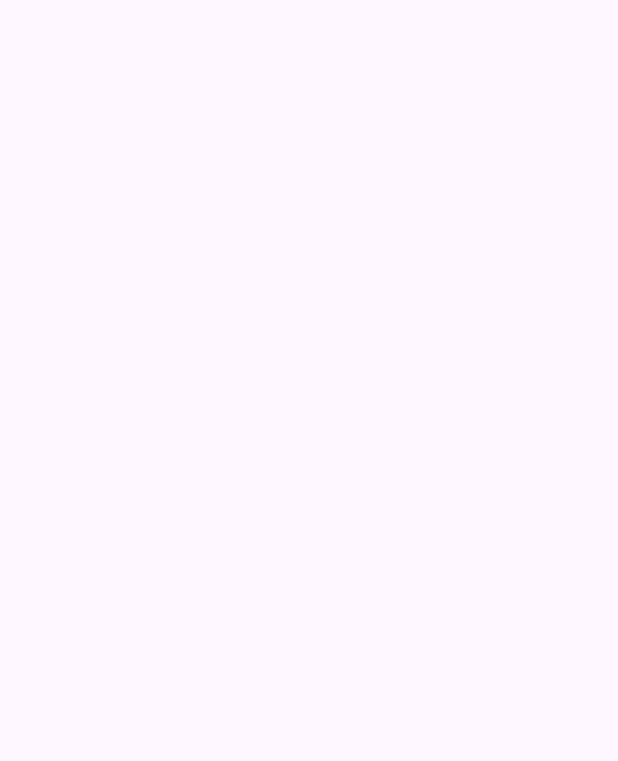
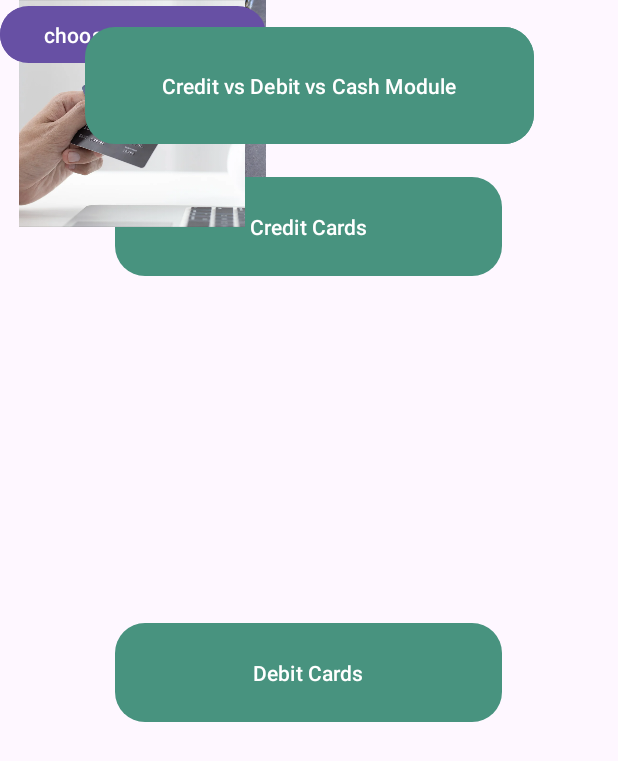
Before and after one commit to Sharkkk111/Ask_MainReal, an Android app: the MainActivityThree screen opened directly, with no data from a screen before it, on a phone screen of 412 x 824 dp. Before the commit the part shown is empty. Shown: the top 761 px of the screen. Run offline under Robolectric (Android 15) with nearby library versions, the phone set to English and light mode, and no system bars.

Commit message:
2nd main

```diff
--- a/app/src/main/res/layout/activity_main2.xml
+++ b/app/src/main/res/layout/activity_main2.xml
@@ -5,6 +5,114 @@
     android:id="@+id/main"
     android:layout_width="match_parent"
     android:layout_height="match_parent"
-    tools:context=".MainActivityThree">
+    tools:context=".MainActivity2"
+    tools:layout_editor_absoluteX="0dp"
+    tools:layout_editor_absoluteY="-43dp">
+
+    <androidx.constraintlayout.widget.ConstraintLayout
+        android:id="@+id/main2"
+        android:layout_width="match_parent"
+        android:layout_height="match_parent"
+        tools:context=".MainActivity2"
+        tools:layout_editor_absoluteX="0dp"
+        tools:layout_editor_absoluteY="-43dp">
+
+        <Button
+            android:id="@+id/button1"
+            android:layout_width="299dp"
+            android:layout_height="78dp"
+            android:background="@drawable/green_btn"
+            android:text="@string/credit_vs_debit_vs_cash_module"
+            android:theme="@style/Button.Green"
+            app:backgroundTint="@color/green"
+            app:layout_constraintBottom_toBottomOf="parent"
+            app:layout_constraintEnd_toEndOf="parent"
+            app:layout_constraintStart_toStartOf="parent"
+            app:layout_constraintTop_toTopOf="parent"
+            app:layout_constraintVertical_bias="0.024" />
+
+        <Button
+            android:id="@+id/button2"
+            android:layout_width="258dp"
+            android:layout_height="66dp"
+            android:background="@drawable/green_btn"
+            android:text="Debit Cards"
+            android:theme="@style/Button.Green"
+            app:backgroundTint="@color/green"
+            app:layout_constraintBottom_toBottomOf="parent"
+            app:layout_constraintEnd_toEndOf="parent"
+            app:layout_constraintHorizontal_bias="0.496"
+            app:layout_constraintStart_toStartOf="parent"
+            app:layout_constraintTop_toTopOf="parent"
+            app:layout_constraintVertical_bias="0.548" />
+
+        <Button
+            android:id="@+id/button4"
+            android:layout_width="177dp"
+            android:layout_height="46dp"
+            android:text="choose this lesson"
+            tools:layout_editor_absoluteX="117dp"
+            tools:layout_editor_absoluteY="580dp" />
+
+        <androidx.constraintlayout.widget.Group
+            android:id="@+id/group"
+            android:layout_width="wrap_content"
+            android:layout_height="wrap_content"
+            app:constraint_referenced_ids="button2" />
+
+        <ImageView
+            android:id="@+id/imageView2"
+            android:layout_width="203dp"
+            android:layout_height="151dp"
+            app:srcCompat="@drawable/debitcard"
+            tools:layout_editor_absoluteX="104dp"
+            tools:layout_editor_absoluteY="429dp" />
+
+    </androidx.constraintlayout.widget.ConstraintLayout>
+
+    <Button
+        android:id="@+id/button9"
+        android:layout_width="258dp"
+        android:layout_height="66dp"
+        android:background="@drawable/green_btn"
+        android:text="Credit Cards"
+        android:theme="@style/Button.Green"
+        app:backgroundTint="@color/green"
+        app:layout_constraintBottom_toBottomOf="parent"
+        app:layout_constraintEnd_toEndOf="parent"
+        app:layout_constraintHorizontal_bias="0.496"
+        app:layout_constraintStart_toStartOf="parent"
+        app:layout_constraintTop_toTopOf="parent"
+        app:layout_constraintVertical_bias="0.156" />
+
+    <ImageView
+        android:id="@+id/imageView"
+        android:layout_width="176dp"
+        android:layout_height="151dp"
+        app:srcCompat="@drawable/creditcard"
+        tools:layout_editor_absoluteX="117dp"
+        tools:layout_editor_absoluteY="170dp" />
+
+    <Button
+        android:id="@+id/button5"
+        android:layout_width="177dp"
+        android:layout_height="46dp"
+        android:text="choose this lesson"
+        tools:layout_editor_absoluteX="117dp"
+        tools:layout_editor_absoluteY="321dp" />
+
+    <Button
+        android:id="@+id/button9"
+        android:layout_width="299dp"
+        android:layout_height="78dp"
+        android:background="@drawable/green_btn"
+        android:text="@string/credit_vs_debit_vs_cash_module"
+        android:theme="@style/Button.Green"
+        app:backgroundTint="@color/green"
+        app:layout_constraintBottom_toBottomOf="parent"
+        app:layout_constraintEnd_toEndOf="parent"
+        app:layout_constraintStart_toStartOf="parent"
+        app:layout_constraintTop_toTopOf="parent"
+        app:layout_constraintVertical_bias="0.024" />
 
 </androidx.constraintlayout.widget.ConstraintLayout>
```
